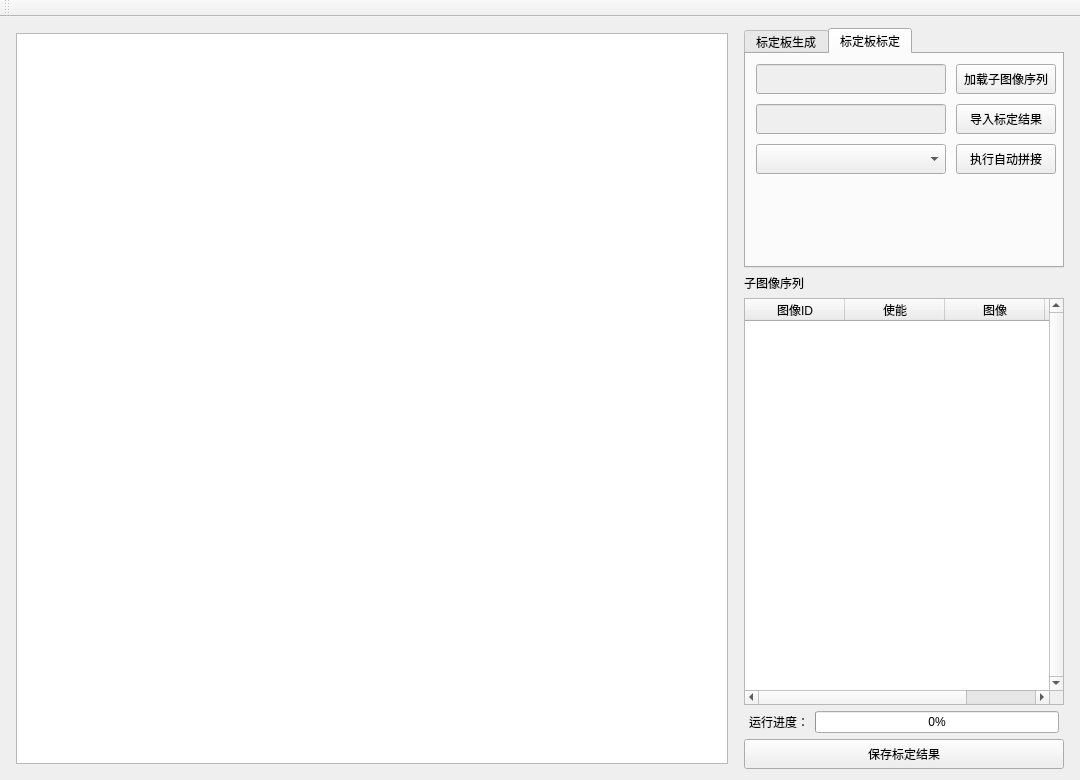
Old version of the form QtUI/CalibBoardStitcher.ui in the repository h13-0/CalibBoardStitcher.
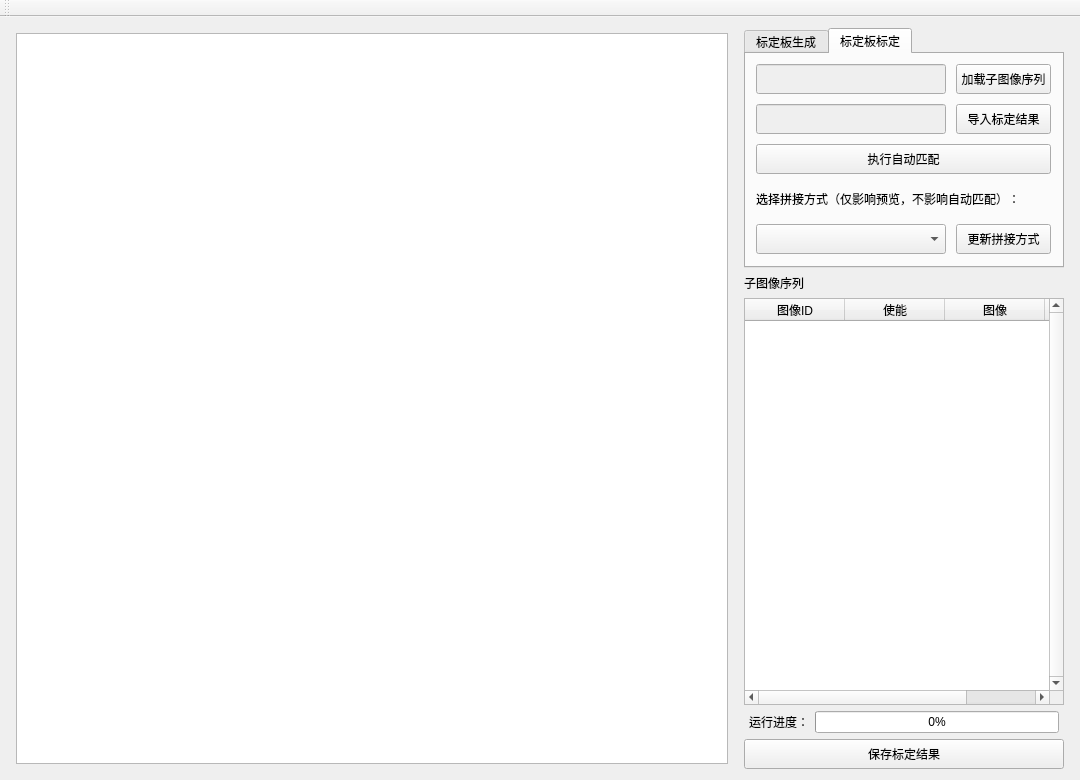
New version of the form.

Commit message: 移植拼接算法

```diff
--- a/QtUI/CalibBoardStitcher.ui
+++ b/QtUI/CalibBoardStitcher.ui
@@ -253,7 +253,7 @@
            <rect>
             <x>210</x>
             <y>10</y>
-            <width>100</width>
+            <width>95</width>
             <height>30</height>
            </rect>
           </property>
@@ -277,21 +277,21 @@
          <widget class="QPushButton" name="autoStitchButton">
           <property name="geometry">
            <rect>
-            <x>210</x>
+            <x>10</x>
             <y>90</y>
-            <width>100</width>
+            <width>295</width>
             <height>30</height>
            </rect>
           </property>
           <property name="text">
-           <string>执行自动拼接</string>
+           <string>执行自动匹配</string>
           </property>
          </widget>
          <widget class="QComboBox" name="comboBox">
           <property name="geometry">
            <rect>
             <x>10</x>
-            <y>90</y>
+            <y>170</y>
             <width>190</width>
             <height>30</height>
            </rect>
@@ -302,7 +302,7 @@
            <rect>
             <x>210</x>
             <y>50</y>
-            <width>100</width>
+            <width>95</width>
             <height>30</height>
            </rect>
           </property>
@@ -323,6 +323,32 @@
            </rect>
           </property>
          </widget>
+         <widget class="QLabel" name="label_7">
+          <property name="geometry">
+           <rect>
+            <x>10</x>
+            <y>130</y>
+            <width>295</width>
+            <height>30</height>
+           </rect>
+          </property>
+          <property name="text">
+           <string>选择拼接方式（仅影响预览，不影响自动匹配）：</string>
+          </property>
+         </widget>
+         <widget class="QPushButton" name="importCalibResultButton_2">
+          <property name="geometry">
+           <rect>
+            <x>210</x>
+            <y>170</y>
+            <width>95</width>
+            <height>30</height>
+           </rect>
+          </property>
+          <property name="text">
+           <string>更新拼接方式</string>
+          </property>
+         </widget>
         </widget>
        </widget>
       </item>
```
Left out of the diff: 4 changed lines with no effect on the pictures. The commit also changes 3 other files.
